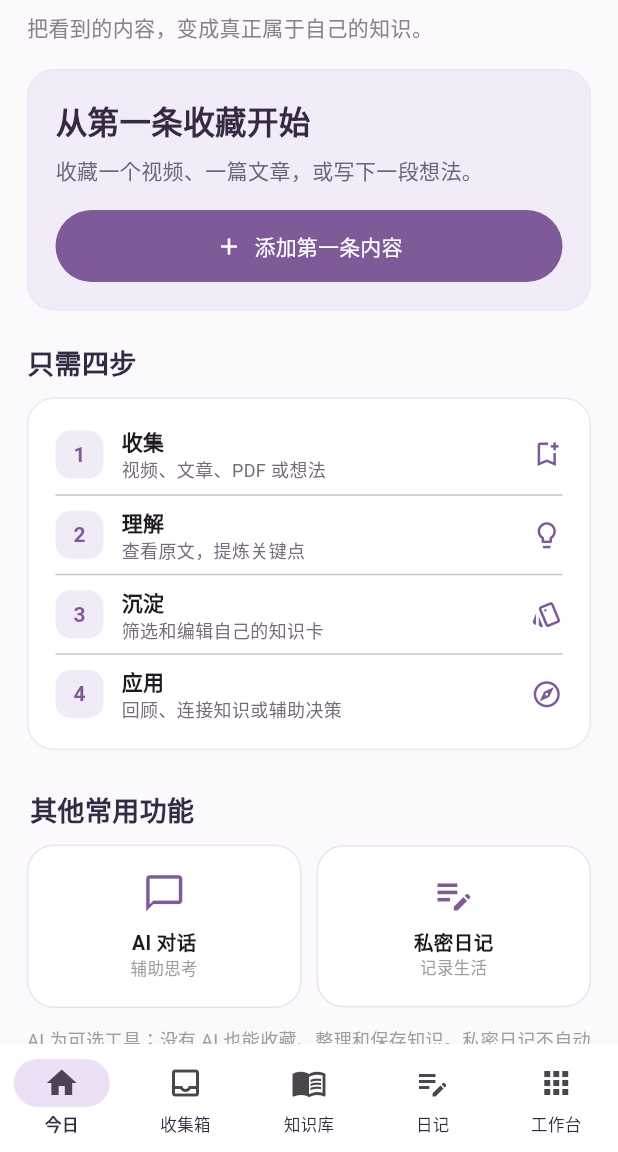
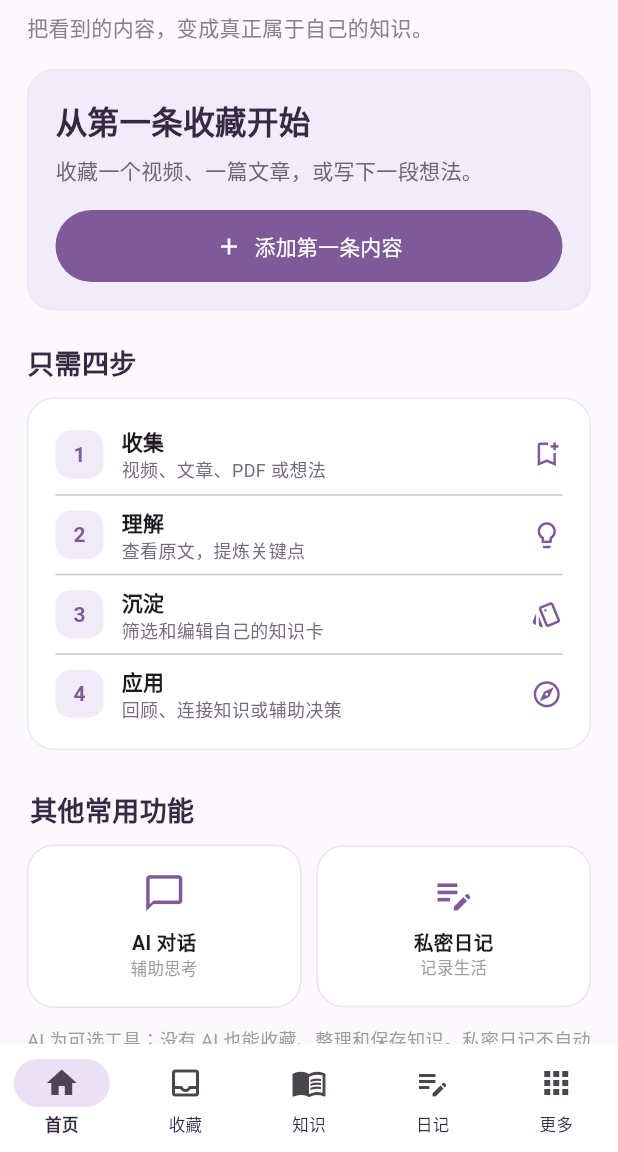
Before and after one commit to AlexMartinDev01/myproject01, a Flutter app: the HomeShell screen opened directly, on a phone screen of 412 x 824 dp, the part 84-1236 px from its top. Run offline on Flutter 3.47's test engine with Material 3 defaults, Android fonts, the light colour scheme and no system bars; our stand-ins replace file_picker, flutter_markdown_plus, flutter_secure_storage, pdf, shared_preferences, sqflite; missing offline and left inert: cryptography, pdfx, read_pdf_text; accounts and stored records are empty.

Commit message:
feat(navigation): use novice-friendly action labels without removing existing modules

```diff
--- a/lib/main.dart
+++ b/lib/main.dart
@@ -86,11 +86,11 @@ class _HomeShellState extends State<HomeShell> {
       selectedIndex: selected,
       onDestinationSelected: (i) => setState(() => selected = i),
       destinations: const [
-        NavigationDestination(icon: Icon(Icons.home_outlined), selectedIcon: Icon(Icons.home), label: '今日'),
-        NavigationDestination(icon: Icon(Icons.inbox_outlined), selectedIcon: Icon(Icons.inbox), label: '收集箱'),
-        NavigationDestination(icon: Icon(Icons.menu_book_outlined), selectedIcon: Icon(Icons.menu_book), label: '知识库'),
+        NavigationDestination(icon: Icon(Icons.home_outlined), selectedIcon: Icon(Icons.home), label: '首页'),
+        NavigationDestination(icon: Icon(Icons.inbox_outlined), selectedIcon: Icon(Icons.inbox), label: '收藏'),
+        NavigationDestination(icon: Icon(Icons.menu_book_outlined), selectedIcon: Icon(Icons.menu_book), label: '知识'),
         NavigationDestination(icon: Icon(Icons.edit_note_outlined), selectedIcon: Icon(Icons.edit_note), label: '日记'),
-        NavigationDestination(icon: Icon(Icons.apps_outlined), selectedIcon: Icon(Icons.apps), label: '工作台'),
+        NavigationDestination(icon: Icon(Icons.apps_outlined), selectedIcon: Icon(Icons.apps), label: '更多'),
       ],
     ),
   );
```
